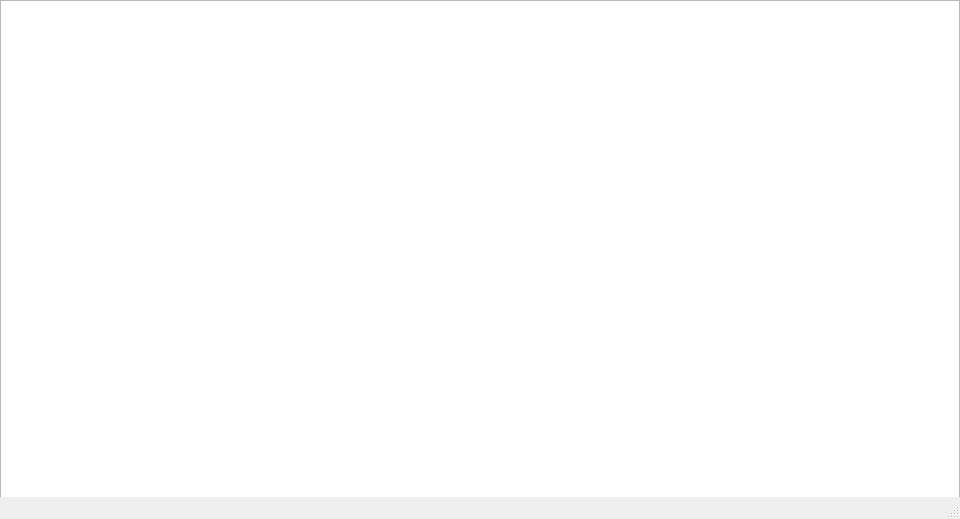
Old version of the form ProyectoFinal/mainwindow.ui in the repository mary-doria/ProyectoFinalJuego.
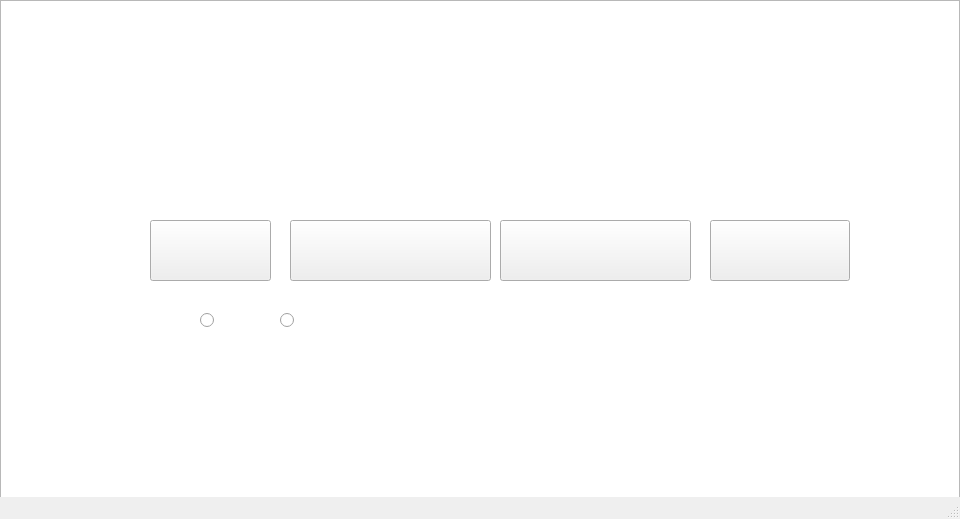
New version of the form. Icons and pictures are not drawn.

```diff
--- a/ProyectoFinal/mainwindow.ui
+++ b/ProyectoFinal/mainwindow.ui
@@ -25,6 +25,9 @@
   <property name="windowTitle">
    <string>MainWindow</string>
   </property>
+  <property name="styleSheet">
+   <string notr="true"/>
+  </property>
   <widget class="QWidget" name="centralwidget">
    <property name="maximumSize">
     <size>
@@ -47,6 +50,9 @@
       <height>519</height>
      </size>
     </property>
+    <property name="styleSheet">
+     <string notr="true">background-image: url(:/Imagenes/FondoMenu.png);</string>
+    </property>
     <property name="verticalScrollBarPolicy">
      <enum>Qt::ScrollBarAlwaysOff</enum>
     </property>
@@ -54,6 +60,115 @@
      <enum>Qt::ScrollBarAlwaysOff</enum>
     </property>
    </widget>
+   <widget class="QPushButton" name="bottonJugar">
+    <property name="geometry">
+     <rect>
+      <x>150</x>
+      <y>220</y>
+      <width>121</width>
+      <height>61</height>
+     </rect>
+    </property>
+    <property name="styleSheet">
+     <string notr="true">background-image: url(:/Imagenes/JugarRickMorty.png);</string>
+    </property>
+    <property name="text">
+     <string/>
+    </property>
+   </widget>
+   <widget class="QPushButton" name="bottonInstrucciones">
+    <property name="geometry">
+     <rect>
+      <x>290</x>
+      <y>220</y>
+      <width>201</width>
+      <height>61</height>
+     </rect>
+    </property>
+    <property name="styleSheet">
+     <string notr="true">background-image: url(:/Imagenes/Instrucciones.png);
+</string>
+    </property>
+    <property name="text">
+     <string/>
+    </property>
+   </widget>
+   <widget class="QPushButton" name="bottonMultijugador">
+    <property name="geometry">
+     <rect>
+      <x>500</x>
+      <y>220</y>
+      <width>191</width>
+      <height>61</height>
+     </rect>
+    </property>
+    <property name="maximumSize">
+     <size>
+      <width>16777215</width>
+      <height>61</height>
+     </size>
+    </property>
+    <property name="styleSheet">
+     <string notr="true">background-image: url(:/Imagenes/Multijugador.png);</string>
+    </property>
+    <property name="text">
+     <string/>
+    </property>
+   </widget>
+   <widget class="QPushButton" name="bottonUsuario">
+    <property name="geometry">
+     <rect>
+      <x>710</x>
+      <y>220</y>
+      <width>140</width>
+      <height>61</height>
+     </rect>
+    </property>
+    <property name="maximumSize">
+     <size>
+      <width>140</width>
+      <height>61</height>
+     </size>
+    </property>
+    <property name="styleSheet">
+     <string notr="true">background-image: url(:/Imagenes/Usuario.png);</string>
+    </property>
+    <property name="text">
+     <string/>
+    </property>
+   </widget>
+   <widget class="QRadioButton" name="radioButton">
+    <property name="geometry">
+     <rect>
+      <x>280</x>
+      <y>290</y>
+      <width>51</width>
+      <height>61</height>
+     </rect>
+    </property>
+    <property name="styleSheet">
+     <string notr="true">background-image: url(:/Imagenes/IconMorty.png);</string>
+    </property>
+    <property name="text">
+     <string/>
+    </property>
+   </widget>
+   <widget class="QRadioButton" name="radioButton_2">
+    <property name="geometry">
+     <rect>
+      <x>200</x>
+      <y>290</y>
+      <width>51</width>
+      <height>61</height>
+     </rect>
+    </property>
+    <property name="styleSheet">
+     <string notr="true">background-image: url(:/Imagenes/IconRick.png);</string>
+    </property>
+    <property name="text">
+     <string/>
+    </property>
+   </widget>
   </widget>
   <widget class="QMenuBar" name="menubar">
    <property name="geometry">
```
